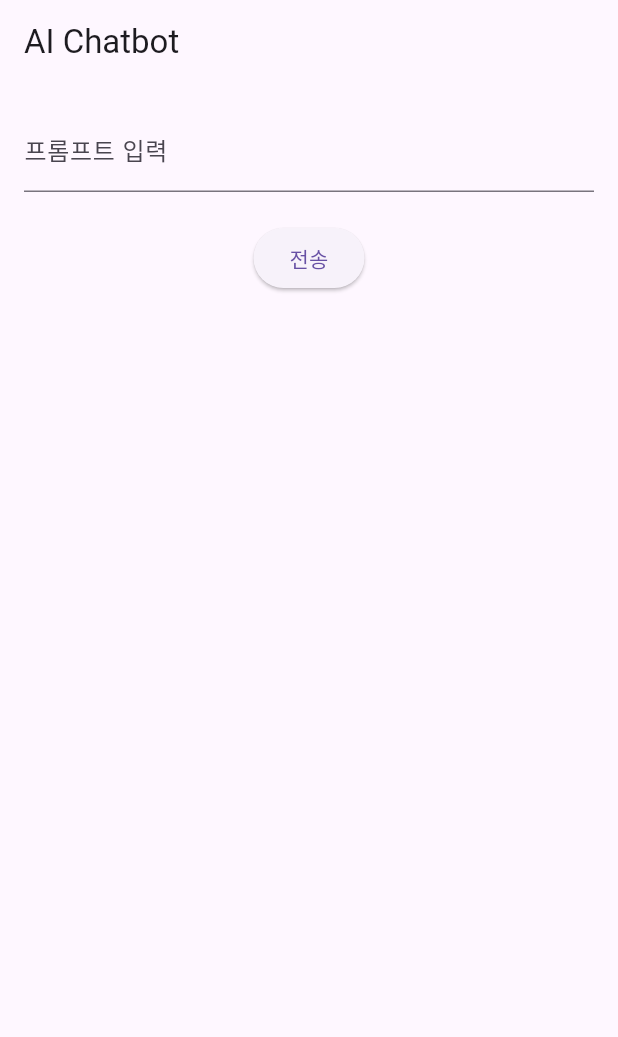
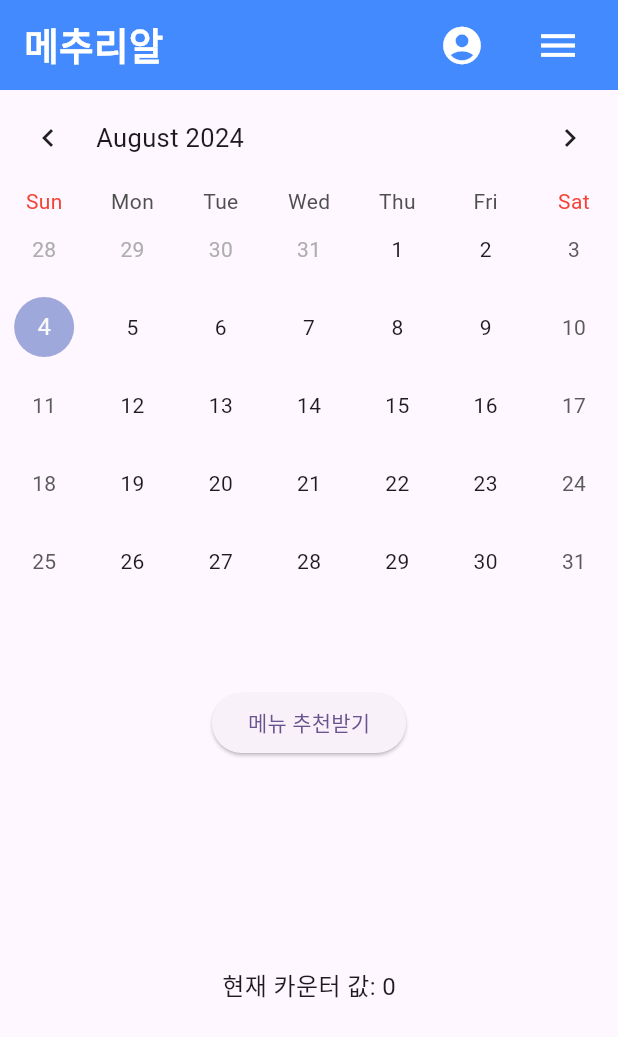
Before and after one commit to hshy1839/menu_recommender, a Flutter app: the screen it shows after launch, on a phone screen of 412 x 824 dp. Shown: the top 1037 px of the screen. Run offline on Flutter 3.47's test engine with Material 3 defaults, Android fonts, the phone set to English and light mode, and no system bars; drawn by our look-alikes of table_calendar.

Commit message:
달력, 로그인페이지 ui

```diff
--- /dev/null
+++ b/lib/chatbot.dart
@@ -0,0 +1,119 @@
+import 'package:flutter/material.dart';
+import 'package:http/http.dart' as http;
+import 'dart:convert';
+
+void main() {
+  runApp(MyApp());
+}
+
+class MyApp extends StatelessWidget {
+  @override
+  Widget build(BuildContext context) {
+    return MaterialApp(
+      title: 'Gemini AI Chat',
+      theme: ThemeData(
+        primarySwatch: Colors.blue,
+      ),
+      home: MyHomePage(),
+    );
+  }
+}
+
+class MyHomePage extends StatefulWidget {
+  @override
+  _MyHomePageState createState() => _MyHomePageState();
+}
+
+class _MyHomePageState extends State<MyHomePage> {
+  final TextEditingController _controller = TextEditingController();
+  final String apiKey = 'AIzaSyDw5Bgvczfi1WDnQB1kbWcetqiXABNCLNs';  // 실제 API 키로 대체
+  final String apiUrl = 'https://generativelanguage.googleapis.com/v1beta/models/gemini-1.5-flash-latest:generateContent'; // 실제 엔드포인트로 대체
+  String _response = '';
+
+  Future<void> _sendPrompt() async {
+    final headers = {
+      'Content-Type': 'application/json',
+    };
+
+    final body = json.encode({
+      'contents': [
+        {
+          'parts': [
+            {
+              'text': _controller.text
+            }
+          ]
+        }
+      ]
+    });
+
+    try {
+      final response = await http.post(
+        Uri.parse('$apiUrl?key=$apiKey'), // API 키를 쿼리 파라미터로 추가
+        headers: headers,
+        body: body,
+      );
+
+      // 응답 상태 코드와 본문 로그 출력
+      print('Status Code: ${response.statusCode}');
+      print('Response Body: ${response.body}');
+
+      if (response.statusCode == 200) {
+        final responseBody = json.decode(response.body);
+
+        // candidates의 content의 parts의 text만 추출
+        final content = responseBody['candidates']?.first['content'];
+        final parts = content?['parts'] as List<dynamic>? ?? [];
+        final texts = parts.map((part) => part['text'] as String).join('\n');
+
+        setState(() {
+          _response = texts.isEmpty ? '응답 없음' : texts;
+        });
+      } else {
+        setState(() {
+          _response = '오류: ${response.statusCode} ${response.reasonPhrase}';
+        });
+      }
+    } catch (e) {
+      setState(() {
+        _response = '오류: $e';
+      });
+    }
+  }
+
+  @override
+  Widget build(BuildContext context) {
+    return Scaffold(
+      appBar: AppBar(
+        title: Text('AI Chatbot'),
+      ),
+      body: Padding(
+        padding: const EdgeInsets.all(16.0),
+        child: Column(
+          children: <Widget>[
+            TextField(
+              controller: _controller,
+              decoration: InputDecoration(
+                labelText: '프롬프트 입력',
+              ),
+            ),
+            SizedBox(height: 20),
+            ElevatedButton(
+              onPressed: _sendPrompt,
+              child: Text('전송'),
+            ),
+            SizedBox(height: 20),
+            Expanded(
+              child: SingleChildScrollView(
+                child: Text(
+                  _response,
+                  style: TextStyle(fontSize: 16),
+                ),
+              ),
+            ),
+          ],
+        ),
+      ),
+    );
+  }
+}
--- /dev/null
+++ b/lib/header.dart
@@ -0,0 +1,55 @@
+import 'package:flutter/material.dart';
+import 'login.dart'; // 로그인 페이지를 import 합니다.
+
+class Header extends StatelessWidget {
+  final VoidCallback onLoginPressed;
+  final VoidCallback onMenuPressed;
+
+  Header({
+    required this.onLoginPressed,
+    required this.onMenuPressed,
+  });
+
+  @override
+  Widget build(BuildContext context) {
+    return Container(
+      height: 60.0, // 헤더의 높이를 설정합니다.
+      padding: EdgeInsets.symmetric(horizontal: 16.0),
+      color: Colors.blueAccent,
+      child: Row(
+        mainAxisAlignment: MainAxisAlignment.spaceBetween,
+        children: [
+          // 로고 이름
+          Text(
+            '메추리알',
+            style: TextStyle(
+              color: Colors.white,
+              fontSize: 25,
+              fontWeight: FontWeight.bold,
+            ),
+          ),
+          Row(
+            children: [
+              // 로그인 버튼
+              IconButton(
+                icon: Icon(Icons.account_circle, color: Colors.white, size: 30),
+                onPressed: () {
+                  Navigator.push(
+                    context,
+                    MaterialPageRoute(builder: (context) => LoginPage()),
+                  );
+                },
+              ),
+              SizedBox(width: 16.0), // 버튼 간의 간격
+              // 메뉴 버튼
+              IconButton(
+                icon: Icon(Icons.menu, color: Colors.white, size: 30),
+                onPressed: onMenuPressed,
+              ),
+            ],
+          ),
+        ],
+      ),
+    );
+  }
+}
--- a/lib/main.dart
+++ b/lib/main.dart
@@ -1,119 +1,97 @@
+// lib/main.dart
 import 'package:flutter/material.dart';
-import 'package:http/http.dart' as http;
-import 'dart:convert';
+import 'header.dart'; // header.dart 파일을 import 합니다.
+import 'login.dart'; // login.dart 파일을 import 합니다.
+import 'main_calendar.dart'; // main_calendar.dart 파일을 import 합니다.
 
 void main() {
-  runApp(MyApp());
+  runApp(const MyApp());
 }
 
 class MyApp extends StatelessWidget {
+  const MyApp({super.key});
+
   @override
   Widget build(BuildContext context) {
     return MaterialApp(
-      title: 'Gemini AI Chat',
+      title: 'Flutter Demo',
       theme: ThemeData(
-        primarySwatch: Colors.blue,
+        colorScheme: ColorScheme.fromSeed(seedColor: Colors.deepPurple),
+        useMaterial3: true,
       ),
-      home: MyHomePage(),
+      home: const MyHomePage(title: 'Flutter Demo Home Page'),
     );
   }
 }
 
 class MyHomePage extends StatefulWidget {
+  const MyHomePage({super.key, required this.title});
+
+  final String title;
+
   @override
-  _MyHomePageState createState() => _MyHomePageState();
+  State<MyHomePage> createState() => _MyHomePageState();
 }
 
 class _MyHomePageState extends State<MyHomePage> {
-  final TextEditingController _controller = TextEditingController();
-  final String apiKey = 'AIzaSyDw5Bgvczfi1WDnQB1kbWcetqiXABNCLNs';  // 실제 API 키로 대체
-  final String apiUrl = 'https://generativelanguage.googleapis.com/v1beta/models/gemini-1.5-flash-latest:generateContent'; // 실제 엔드포인트로 대체
-  String _response = '';
+  int _counter = 0;
 
-  Future<void> _sendPrompt() async {
-    final headers = {
-      'Content-Type': 'application/json',
-    };
-
-    final body = json.encode({
-      'contents': [
-        {
-          'parts': [
-            {
-              'text': _controller.text
-            }
-          ]
-        }
-      ]
+  void _incrementCounter() {
+    setState(() {
+      _counter++;
     });
-
-    try {
-      final response = await http.post(
-        Uri.parse('$apiUrl?key=$apiKey'), // API 키를 쿼리 파라미터로 추가
-        headers: headers,
-        body: body,
-      );
-
-      // 응답 상태 코드와 본문 로그 출력
-      print('Status Code: ${response.statusCode}');
-      print('Response Body: ${response.body}');
-
-      if (response.statusCode == 200) {
-        final responseBody = json.decode(response.body);
-
-        // candidates의 content의 parts의 text만 추출
-        final content = responseBody['candidates']?.first['content'];
-        final parts = content?['parts'] as List<dynamic>? ?? [];
-        final texts = parts.map((part) => part['text'] as String).join('\n');
-
-        setState(() {
-          _response = texts.isEmpty ? '응답 없음' : texts;
-        });
-      } else {
-        setState(() {
-          _response = '오류: ${response.statusCode} ${response.reasonPhrase}';
-        });
-      }
-    } catch (e) {
-      setState(() {
-        _response = '오류: $e';
-      });
-    }
   }
 
   @override
   Widget build(BuildContext context) {
     return Scaffold(
-      appBar: AppBar(
-        title: Text('AI Chatbot'),
+      body: Column(
+        children: <Widget>[
+          // Header 위젯을 상단에 배치합니다.
+          Container(
+            width: double.infinity,
+            child: Header(
+              onLoginPressed: () {
+                // 로그인 버튼 클릭 시의 동작
+                Navigator.push(
+                  context,
+                  MaterialPageRoute(builder: (context) => const LoginPage()),
+                );
+              },
+              onMenuPressed: () {
+                // 메뉴 버튼 클릭 시의 동작
+                print('Menu button pressed');
+              },
             ),
-      body: Padding(
+          ),
+          Expanded(
+            child: MainCalendar(), // 달력 호출
+          ),
+          Expanded(
+            child: Padding(
               padding: const EdgeInsets.all(16.0),
               child: Column(
                 children: <Widget>[
-            TextField(
-              controller: _controller,
-              decoration: InputDecoration(
-                labelText: '프롬프트 입력',
+                  ElevatedButton(
+                    onPressed: _incrementCounter,
+                    child: Text('메뉴 추천받기'),
+                  ),
+                  SizedBox(height: 10),
+                  Expanded(
+                    child: Center(
+                      child: Text(
+                        '현재 카운터 값: $_counter',
+                        style: TextStyle(fontSize: 16),
                       ),
                     ),
-            SizedBox(height: 20),
-            ElevatedButton(
-              onPressed: _sendPrompt,
-              child: Text('전송'),
                   ),
-            SizedBox(height: 20),
-            Expanded(
-              child: SingleChildScrollView(
-                child: Text(
-                  _response,
-                  style: TextStyle(fontSize: 16),
+                  SizedBox(height: 10),
+                ],
               ),
             ),
           ),
         ],
       ),
-      ),
     );
   }
 }
--- /dev/null
+++ b/lib/main_calendar.dart
@@ -0,0 +1,42 @@
+// lib/main_calendar.dart
+import 'package:flutter/material.dart';
+import 'package:table_calendar/table_calendar.dart';
+
+class MainCalendar extends StatefulWidget {
+  @override
+  _MainCalendarState createState() => _MainCalendarState();
+}
+
+class _MainCalendarState extends State<MainCalendar> {
+  DateTime _focusedDay = DateTime.now();
+  DateTime? _selectedDay;
+
+  bool _isSameDay(DateTime? day1, DateTime day2) {
+    if (day1 == null) return false;
+    return day1.year == day2.year && day1.month == day2.month && day1.day == day2.day;
+  }
+
+  @override
+  Widget build(BuildContext context) {
+    return TableCalendar(
+      focusedDay: _focusedDay, // 현재 날짜를 기준으로 달력을 표시
+      firstDay: DateTime(2020), // 달력의 시작 날짜 설정
+      lastDay: DateTime(2030),  // 달력의 마지막 날짜 설정
+      selectedDayPredicate: (day) => _isSameDay(_selectedDay, day),
+      onDaySelected: (selectedDay, focusedDay) {
+        setState(() {
+          _selectedDay = selectedDay;
+          _focusedDay = focusedDay;
+        });
+        print('Selected day: $selectedDay');
+      },
+      calendarFormat: CalendarFormat.month,
+      headerStyle: HeaderStyle(
+        formatButtonVisible: false,
+      ),
+      daysOfWeekStyle: DaysOfWeekStyle(
+        weekendStyle: TextStyle(color: Colors.red),
+      ),
+    );
+  }
+}
--- a/pubspec.yaml
+++ b/pubspec.yaml
@@ -35,6 +35,7 @@ dependencies:
   cupertino_icons: ^1.0.6
   google_generative_ai: ^0.4.4
   http: ^1.1.0
+  table_calendar: ^3.0.0
 
 
 dev_dependencies:
```
Also changed, not shown: lib/login.dart (added, +62 -0 lines), pubspec.lock. Lines whose indentation alone changed are shown as unchanged.
